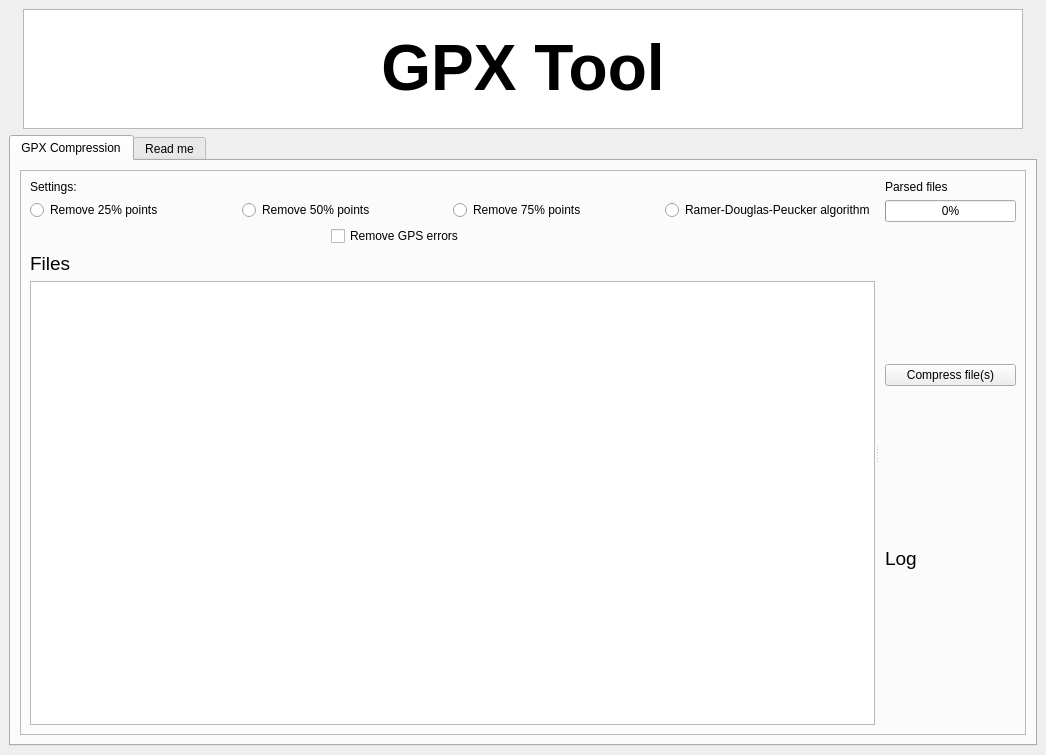
Qt form src/app/application.ui (FABallemand/GPX_Tool) before a commit.
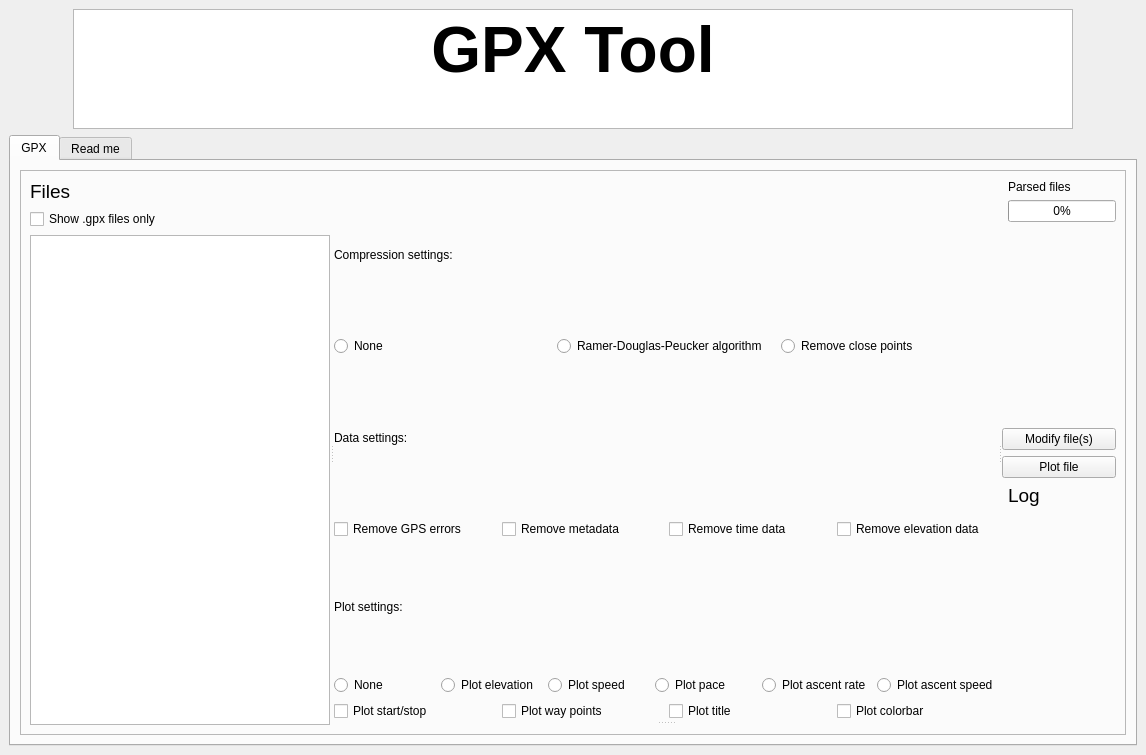
The same form after that commit. Icons and pictures are not drawn.

Diff of the .ui file:
```diff
--- a/src/app/application.ui
+++ b/src/app/application.ui
@@ -6,7 +6,7 @@
    <rect>
     <x>0</x>
     <y>0</y>
-    <width>1046</width>
+    <width>1146</width>
     <height>755</height>
    </rect>
   </property>
@@ -29,12 +29,14 @@
           <height>120</height>
          </size>
         </property>
+        <property name="verticalScrollBarPolicy">
+         <enum>Qt::ScrollBarAsNeeded</enum>
+        </property>
         <property name="html">
          <string>&lt;!DOCTYPE HTML PUBLIC &quot;-//W3C//DTD HTML 4.0//EN&quot; &quot;http://www.w3.org/TR/REC-html40/strict.dtd&quot;&gt;
 &lt;html&gt;&lt;head&gt;&lt;meta name=&quot;qrichtext&quot; content=&quot;1&quot; /&gt;&lt;style type=&quot;text/css&quot;&gt;
 p, li { white-space: pre-wrap; }
 &lt;/style&gt;&lt;/head&gt;&lt;body style=&quot; font-family:'Ubuntu'; font-size:11pt; font-weight:400; font-style:normal;&quot;&gt;
-&lt;p style=&quot; margin-top:0px; margin-bottom:0px; margin-left:0px; margin-right:0px; -qt-block-indent:0; text-indent:0px;&quot;&gt;                    &lt;/p&gt;
 &lt;p align=&quot;center&quot; style=&quot; margin-top:0px; margin-bottom:0px; margin-left:0px; margin-right:0px; -qt-block-indent:0; text-indent:0px;&quot;&gt;&lt;span style=&quot; font-family:'Sans Serif'; font-size:48pt; font-weight:704;&quot;&gt;GPX Tool&lt;/span&gt;&lt;/p&gt;&lt;/body&gt;&lt;/html&gt;</string>
         </property>
        </widget>
@@ -57,10 +59,8 @@
       </property>
       <widget class="QWidget" name="tab_1">
        <attribute name="title">
-        <string>GPX Compression</string>
+        <string>GPX</string>
        </attribute>
-       <layout class="QGridLayout" name="gridLayout">
-        <item row="0" column="0">
          <layout class="QGridLayout" name="gridLayout_3" columnstretch="0">
           <item row="0" column="0">
            <widget class="QFrame" name="frame">
@@ -70,43 +70,72 @@
             <property name="frameShadow">
              <enum>QFrame::Raised</enum>
             </property>
-            <layout class="QGridLayout" name="gridLayout_4">
-             <item row="0" column="0">
-              <widget class="QSplitter" name="splitter">
+          <layout class="QHBoxLayout" name="horizontalLayout_3">
+           <item>
+            <widget class="QSplitter" name="splitter_2">
                <property name="orientation">
                 <enum>Qt::Horizontal</enum>
                </property>
                <widget class="QWidget" name="layoutWidget">
-                <layout class="QVBoxLayout" name="verticalLayout_4">
+              <layout class="QVBoxLayout" name="verticalLayout_left">
+               <property name="leftMargin">
+                <number>0</number>
+               </property>
                  <item>
-                  <widget class="QLabel" name="label_10">
+                <widget class="QLabel" name="label_6">
                    <property name="text">
-                    <string>Settings:</string>
+                  <string>
+                                      &lt;html&gt;&lt;head/&gt;&lt;body&gt;&lt;p&gt;&lt;span
+                                      style=&quot;
+                                      font-size:14pt;&quot;&gt;Files&lt;/span&gt;&lt;/p&gt;&lt;/body&gt;&lt;/html&gt;</string>
                    </property>
                   </widget>
                  </item>
+               <item>
+                <widget class="QCheckBox" name="checkbox_show_gpx">
+                 <property name="minimumSize">
+                  <size>
+                   <width>121</width>
+                   <height>0</height>
+                  </size>
+                 </property>
+                 <property name="maximumSize">
+                  <size>
+                   <width>242</width>
+                   <height>16777215</height>
+                  </size>
+                 </property>
+                 <property name="text">
+                  <string>Show .gpx files only</string>
+                 </property>
+                </widget>
+               </item>
+               <item>
+                <widget class="QTreeView" name="treeView"/>
+               </item>
+              </layout>
+             </widget>
+             <widget class="QSplitter" name="splitter">
+              <property name="orientation">
+               <enum>Qt::Vertical</enum>
+              </property>
+              <widget class="QWidget" name="layoutWidget">
+               <layout class="QVBoxLayout" name="verticalLayout">
                  <item>
                   <layout class="QVBoxLayout" name="verticalLayout_2">
+                  <item>
+                   <widget class="QLabel" name="label">
+                    <property name="text">
+                     <string>Compression settings:</string>
+                    </property>
+                   </widget>
+                  </item>
                    <item>
                     <layout class="QHBoxLayout" name="horizontalLayout_6">
                      <item>
                       <widget class="QRadioButton" name="radio_button_remove_25">
                        <property name="text">
-                        <string>Remove 25% points</string>
-                       </property>
-                      </widget>
-                     </item>
-                     <item>
-                      <widget class="QRadioButton" name="radio_button_remove_50">
-                       <property name="text">
-                        <string>Remove 50% points</string>
-                       </property>
-                      </widget>
-                     </item>
-                     <item>
-                      <widget class="QRadioButton" name="radio_button_remove_75">
-                       <property name="text">
-                        <string>Remove 75% points</string>
+                       <string>None</string>
                        </property>
                       </widget>
                      </item>
@@ -117,7 +146,25 @@
                        </property>
                       </widget>
                      </item>
-                    </layout>
+                    <item>
+                     <widget class="QRadioButton" name="radio_button_remove_close">
+                      <property name="text">
+                       <string>Remove close points</string>
+                      </property>
+                     </widget>
+                    </item>
+                   </layout>
+                  </item>
+                 </layout>
+                </item>
+                <item>
+                 <layout class="QVBoxLayout" name="verticalLayout_3">
+                  <item>
+                   <widget class="QLabel" name="label">
+                    <property name="text">
+                     <string>Data settings:</string>
+                    </property>
+                   </widget>
                    </item>
                    <item>
                     <layout class="QHBoxLayout" name="horizontalLayout_4">
@@ -140,30 +187,212 @@
                        </property>
                       </widget>
                      </item>
-                    </layout>
-                   </item>
                    <item>
-                    <layout class="QHBoxLayout" name="horizontalLayout_5"/>
-                   </item>
-                  </layout>
-                 </item>
+                     <widget class="QCheckBox" name="checkbox_remove_metadata">
+                      <property name="minimumSize">
+                       <size>
+                        <width>121</width>
+                        <height>0</height>
+                       </size>
+                      </property>
+                      <property name="maximumSize">
+                       <size>
+                        <width>242</width>
+                        <height>16777215</height>
+                       </size>
+                      </property>
+                      <property name="text">
+                       <string>Remove metadata</string>
+                      </property>
+                     </widget>
+                    </item>
                  <item>
-                  <widget class="QLabel" name="label_6">
+                     <widget class="QCheckBox" name="checkbox_remove_time">
+                      <property name="minimumSize">
+                       <size>
+                        <width>121</width>
+                        <height>0</height>
+                       </size>
+                      </property>
+                      <property name="maximumSize">
+                       <size>
+                        <width>242</width>
+                        <height>16777215</height>
+                       </size>
+                      </property>
                    <property name="text">
-                    <string>
-                                          &lt;html&gt;&lt;head/&gt;&lt;body&gt;&lt;p&gt;&lt;span
-                                          style=&quot;
-                                          font-size:14pt;&quot;&gt;Files&lt;/span&gt;&lt;/p&gt;&lt;/body&gt;&lt;/html&gt;</string>
+                       <string>Remove time data</string>
                    </property>
                   </widget>
                  </item>
                  <item>
-                  <widget class="QTreeView" name="treeView"/>
-                 </item>
-                </layout>
-               </widget>
-               <widget class="QWidget" name="layoutWidget">
+                     <widget class="QCheckBox" name="checkbox_remove_elevation">
+                      <property name="minimumSize">
+                       <size>
+                        <width>121</width>
+                        <height>0</height>
+                       </size>
+                      </property>
+                      <property name="maximumSize">
+                       <size>
+                        <width>242</width>
+                        <height>16777215</height>
+                       </size>
+                      </property>
+                      <property name="text">
+                       <string>Remove elevation data</string>
+                      </property>
+                     </widget>
+                    </item>
+                   </layout>
+                  </item>
+                 </layout>
+                </item>
+                <item>
                 <layout class="QVBoxLayout" name="verticalLayout_3">
+                  <item>
+                   <widget class="QLabel" name="label">
+                    <property name="text">
+                     <string>Plot settings:</string>
+                    </property>
+                   </widget>
+                  </item>
+                  <item>
+                   <layout class="QHBoxLayout" name="horizontalLayout_4">
+                    <item>
+                     <widget class="QRadioButton" name="radio_button_none_plot">
+                      <property name="text">
+                       <string>None</string>
+                      </property>
+                     </widget>
+                    </item>
+                    <item>
+                     <widget class="QRadioButton" name="radio_button_elevation">
+                      <property name="text">
+                       <string>Plot elevation</string>
+                      </property>
+                     </widget>
+                    </item>
+                    <item>
+                     <widget class="QRadioButton" name="radio_button_speed">
+                      <property name="text">
+                       <string>Plot speed</string>
+                      </property>
+                     </widget>
+                    </item>
+                    <item>
+                     <widget class="QRadioButton" name="radio_button_pace">
+                      <property name="text">
+                       <string>Plot pace</string>
+                      </property>
+                     </widget>
+                    </item>
+                    <item>
+                     <widget class="QRadioButton" name="radio_button_ascent_rate">
+                      <property name="text">
+                       <string>Plot ascent rate</string>
+                      </property>
+                     </widget>
+                    </item>
+                    <item>
+                     <widget class="QRadioButton" name="radio_button_ascent_speed">
+                      <property name="text">
+                       <string>Plot ascent speed</string>
+                      </property>
+                     </widget>
+                    </item>
+                   </layout>
+                  </item>
+                  <item>
+                   <layout class="QHBoxLayout" name="horizontalLayout_4">
+                    <item>
+                     <widget class="QCheckBox" name="checkbox_plot_start_stop_points">
+                      <property name="minimumSize">
+                       <size>
+                        <width>121</width>
+                        <height>0</height>
+                       </size>
+                      </property>
+                      <property name="maximumSize">
+                       <size>
+                        <width>242</width>
+                        <height>16777215</height>
+                       </size>
+                      </property>
+                      <property name="text">
+                       <string>Plot start/stop</string>
+                      </property>
+                     </widget>
+                    </item>
+                    <item>
+                     <widget class="QCheckBox" name="checkbox_plot_way_points">
+                      <property name="minimumSize">
+                       <size>
+                        <width>121</width>
+                        <height>0</height>
+                       </size>
+                      </property>
+                      <property name="maximumSize">
+                       <size>
+                        <width>242</width>
+                        <height>16777215</height>
+                       </size>
+                      </property>
+                      <property name="text">
+                       <string>Plot way points</string>
+                      </property>
+                     </widget>
+                    </item>
+                    <item>
+                     <widget class="QCheckBox" name="checkbox_plot_title">
+                      <property name="minimumSize">
+                       <size>
+                        <width>121</width>
+                        <height>0</height>
+                       </size>
+                      </property>
+                      <property name="maximumSize">
+                       <size>
+                        <width>242</width>
+                        <height>16777215</height>
+                       </size>
+                      </property>
+                      <property name="text">
+                       <string>Plot title</string>
+                      </property>
+                     </widget>
+                    </item>
+                    <item>
+                     <widget class="QCheckBox" name="checkbox_plot_colorbar">
+                      <property name="minimumSize">
+                       <size>
+                        <width>121</width>
+                        <height>0</height>
+                       </size>
+                      </property>
+                      <property name="maximumSize">
+                       <size>
+                        <width>242</width>
+                        <height>16777215</height>
+                       </size>
+                      </property>
+                      <property name="text">
+                       <string>Plot colorbar</string>
+                      </property>
+                     </widget>
+                    </item>
+                   </layout>
+                  </item>
+                 </layout>
+                </item>
+               </layout>
+              </widget>
+              <widget class="QWidget" name="horizontalLayoutWidget">
+               <layout class="QHBoxLayout" name="horizontalLayout_2"/>
+              </widget>
+             </widget>
+             <widget class="QWidget" name="layoutWidget">
+              <layout class="QVBoxLayout" name="verticalLayout_right">
                  <item>
                   <layout class="QFormLayout" name="formLayout_5">
                    <item row="0" column="1">
@@ -183,11 +412,18 @@
                   </layout>
                  </item>
                  <item>
-                  <layout class="QFormLayout" name="formLayout_4">
-                   <item row="2" column="1">
-                    <widget class="QPushButton" name="button_compress_files">
+                <layout class="QVBoxLayout" name="verticalLayout_4">
+                 <item>
+                  <widget class="QPushButton" name="button_modify_files">
                      <property name="text">
-                      <string>Compress file(s)</string>
+                    <string>Modify file(s)</string>
+                   </property>
+                  </widget>
+                 </item>
+                 <item>
+                  <widget class="QPushButton" name="button_plot_file">
+                   <property name="text">
+                    <string>Plot file</string>
                      </property>
                     </widget>
                    </item>
@@ -199,9 +435,9 @@
                     <widget class="QLabel" name="label_7">
                      <property name="text">
                       <string>
-                                              &lt;html&gt;&lt;head/&gt;&lt;body&gt;&lt;p&gt;&lt;span
-                                              style=&quot;
-                                              font-size:14pt;&quot;&gt;Log&lt;/span&gt;&lt;/p&gt;&lt;/body&gt;&lt;/html&gt;</string>
+                                          &lt;html&gt;&lt;head/&gt;&lt;body&gt;&lt;p&gt;&lt;span
+                                          style=&quot;
+                                          font-size:14pt;&quot;&gt;Log&lt;/span&gt;&lt;/p&gt;&lt;/body&gt;&lt;/html&gt;</string>
                      </property>
                     </widget>
                    </item>
@@ -215,8 +451,6 @@
            </widget>
           </item>
          </layout>
-        </item>
-       </layout>
       </widget>
       <widget class="QWidget" name="tab">
        <property name="enabled">
```
Left out of the diff: 10 changed lines with no effect on the pictures. Lines whose indentation alone changed are shown as unchanged.
